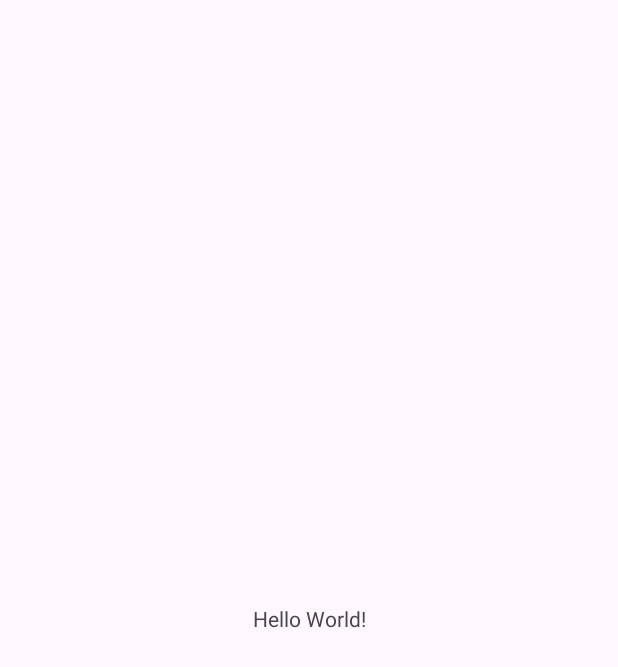
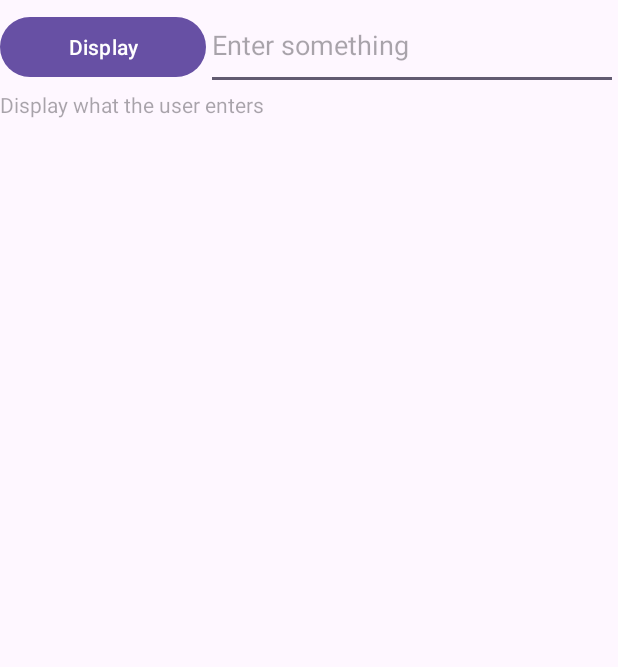
Before and after one commit to ryanlow-rp/Week03, an Android app: the screen it shows after launch (MainActivity), on a phone screen of 412 x 824 dp. Before the commit the part shown is almost empty. Shown: the top 667 px of the screen. Run offline under Robolectric (Android 15) with nearby library versions, the phone set to English and light mode, and no system bars.

Commit message:
completed Section A

```diff
--- a/app/src/main/java/sg/edu/rp/c346/id22000000/week03/MainActivity.java
+++ b/app/src/main/java/sg/edu/rp/c346/id22000000/week03/MainActivity.java
@@ -6,6 +6,7 @@ import android.os.Bundle;
 
 public class MainActivity extends AppCompatActivity {
 
+
     @Override
     protected void onCreate(Bundle savedInstanceState) {
         super.onCreate(savedInstanceState);
--- a/app/src/main/res/layout/activity_main.xml
+++ b/app/src/main/res/layout/activity_main.xml
@@ -1,18 +1,38 @@
 <?xml version="1.0" encoding="utf-8"?>
-<androidx.constraintlayout.widget.ConstraintLayout xmlns:android="http://schemas.android.com/apk/res/android"
-    xmlns:app="http://schemas.android.com/apk/res-auto"
-    xmlns:tools="http://schemas.android.com/tools"
+<LinearLayout xmlns:android="http://schemas.android.com/apk/res/android"
     android:layout_width="match_parent"
-    android:layout_height="match_parent"
-    tools:context=".MainActivity">
+    android:layout_height="wrap_content"
+    android:orientation="vertical">
+
+
+    <LinearLayout
+        android:layout_width="match_parent"
+        android:layout_height="match_parent"
+        android:orientation="horizontal">
+
+        <Button
+            android:id="@+id/buttonDisplay"
+            android:layout_width="0dp"
+            android:layout_height="wrap_content"
+            android:layout_weight="2"
+            android:text="@string/btn_text" />
+
+        <EditText
+            android:id="@+id/editTextInput"
+            android:layout_width="0dp"
+            android:layout_height="60dp"
+            android:layout_weight="4"
+            android:ems="10"
+            android:hint="@string/et_hint"
+            android:importantForAutofill="no"
+            android:inputType="text" />
+
+    </LinearLayout>
 
     <TextView
-        android:layout_width="wrap_content"
+        android:id="@+id/textViewDisplay"
+        android:layout_width="match_parent"
         android:layout_height="wrap_content"
-        android:text="Hello World!"
-        app:layout_constraintBottom_toBottomOf="parent"
-        app:layout_constraintEnd_toEndOf="parent"
-        app:layout_constraintStart_toStartOf="parent"
-        app:layout_constraintTop_toTopOf="parent" />
+        android:hint="@string/show" />
 
-</androidx.constraintlayout.widget.ConstraintLayout>
+</LinearLayout>
--- a/app/src/main/res/values/strings.xml
+++ b/app/src/main/res/values/strings.xml
@@ -1,3 +1,9 @@
 <resources>
     <string name="app_name">Week03</string>
+    <string name="et_hint">Enter something</string>
+    <string name="show">Display what the user enters</string>
+    <string name="btn_text">Display</string>
+    <string name="test_string">test string</string>
+
+
 </resources>
```
